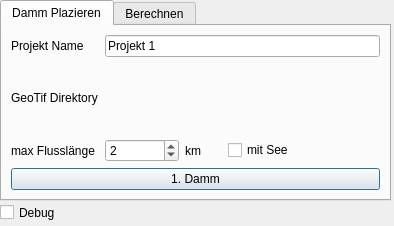
Above: Flutwelle_dialog_base.ui from RetepRelleum/flutwelle before the change. Below: the same form after it.
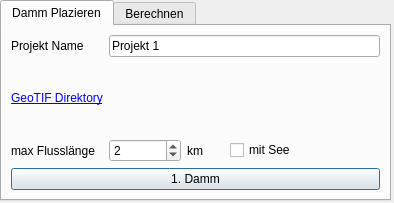
That is the form after the change. The open tabs and pages were chosen to show the change. Custom widgets are drawn as their Qt base class.

```diff
--- a/Flutwelle_dialog_base.ui
+++ b/Flutwelle_dialog_base.ui
@@ -7,7 +7,7 @@
     <x>0</x>
     <y>0</y>
     <width>394</width>
-    <height>226</height>
+    <height>203</height>
    </rect>
   </property>
   <property name="sizePolicy">
@@ -91,7 +91,7 @@
      <item row="1" column="0">
       <widget class="QLabel" name="label">
        <property name="text">
-        <string>GeoTif Direktory</string>
+        <string>&lt;html&gt;&lt;head/&gt;&lt;body&gt;&lt;p&gt;&lt;a href=&quot;https://www.swisstopo.admin.ch/de/hoehenmodell-swissalti3d&quot;&gt;&lt;span style=&quot; text-decoration: underline; color:#0000ff;&quot;&gt;GeoTIF Direktory&lt;/span&gt;&lt;/a&gt;&lt;/p&gt;&lt;/body&gt;&lt;/html&gt;</string>
        </property>
       </widget>
      </item>
@@ -578,19 +578,6 @@
     <zorder>label_12</zorder>
    </widget>
   </widget>
-  <widget class="QCheckBox" name="isDebug">
-   <property name="geometry">
-    <rect>
-     <x>0</x>
-     <y>200</y>
-     <width>92</width>
-     <height>25</height>
-    </rect>
-   </property>
-   <property name="text">
-    <string>Debug</string>
-   </property>
-  </widget>
  </widget>
  <customwidgets>
   <customwidget>
```
Left out of the diff: 49 changed lines with no effect on the pictures.
